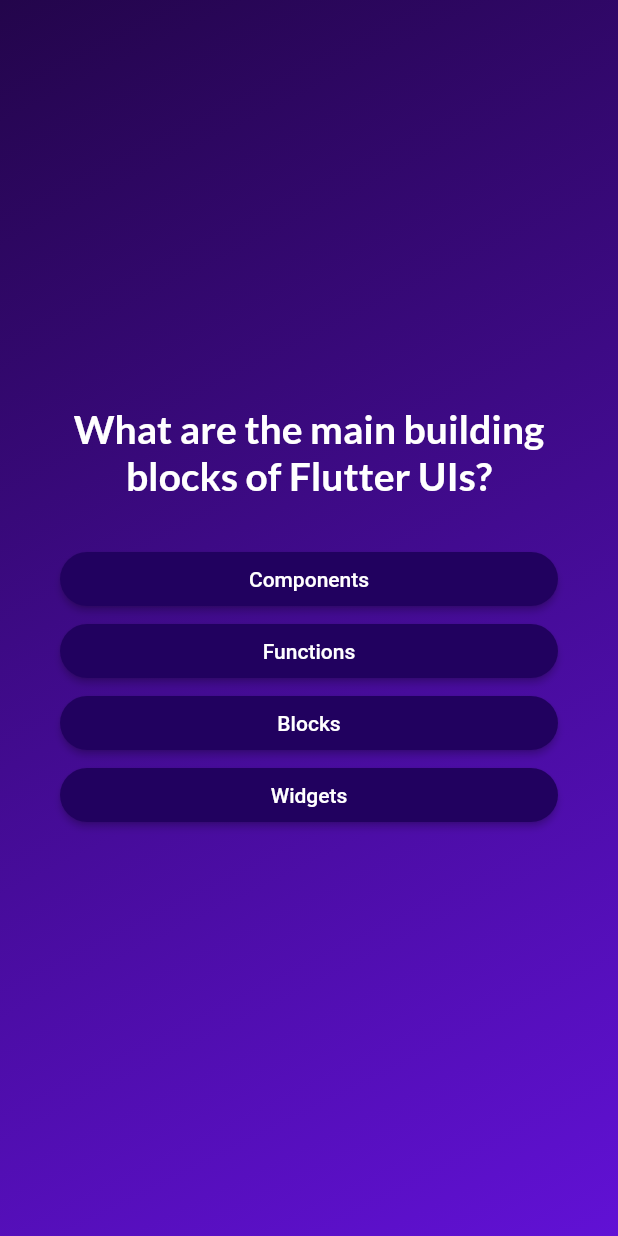
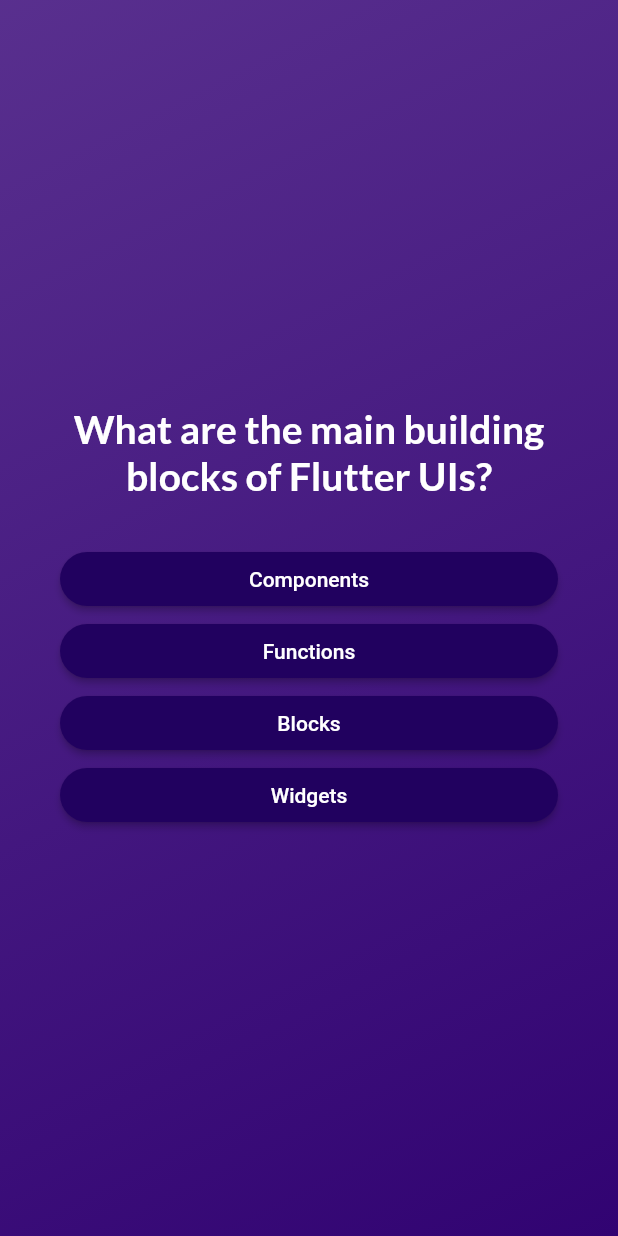
Before and after one commit to atul-kumar-shahi/flutter-projects, a Flutter app: the screen it shows after launch, after a tap on "Start Quiz", on a phone screen of 412 x 824 dp. Run offline on Flutter 3.47's test engine with Material 2 defaults, Android fonts, the phone set to English and light mode, and no system bars; our stand-ins replace google_fonts.

Commit message:
Quiz app completed

```diff
--- a/quiz_app/lib/quiz.dart
+++ b/quiz_app/lib/quiz.dart
@@ -47,6 +47,13 @@
       }
   }
 
+  void backToStart(){
+    setState(() {
+      activeScreen='start screen';
+      selectedAnswer=[];
+    });
+  }
+
 
 
   @override
@@ -57,8 +64,10 @@
     } else if(activeScreen=='Question screen'){
       showScreen=QuestionScreen(choseOption: choseAnswer);}
     else if(activeScreen=='answerScreen'){
-      showScreen=ResultScreen(answerPressed: selectedAnswer);
+      showScreen=ResultScreen(answerPressed: selectedAnswer,onRestart: backToStart,);
     }
+
+
 
     return MaterialApp(
       debugShowCheckedModeBanner: false,
@@ -67,8 +76,8 @@
             decoration:const BoxDecoration(
               gradient: LinearGradient(
                 colors: [
-                  Color.fromARGB(255, 35, 5, 75),
-                  Color.fromARGB(255, 97, 17, 213),
+                  Color.fromARGB(210, 54, 4, 119),
+                  Color.fromARGB(255, 49, 3, 114),
 
                 ],
                 begin: Alignment.topLeft,
--- a/quiz_app/lib/result_screen.dart
+++ b/quiz_app/lib/result_screen.dart
@@ -3,7 +3,8 @@
 import 'package:quiz_app/question_summary_data.dart';
 
 class ResultScreen extends StatelessWidget {
-   ResultScreen({super.key, required this.answerPressed});
+ const  ResultScreen({super.key, required this.answerPressed,required this.onRestart});
+ final void Function() onRestart;
 
   final List<String> answerPressed;
 
@@ -50,10 +51,11 @@
               height: 30,
             ),
             QuestionSummary(summaryData),
+
             const SizedBox(
               height: 30,
             ),
-            ElevatedButton(onPressed: () {}, child: const Text('Start again'))
+            ElevatedButton(onPressed:onRestart, child: const Text('Start again'))
           ],
         ),
       ),
```
Also changed, not shown: quiz_app/lib/question_summary_data.dart (+27 -10 lines).
